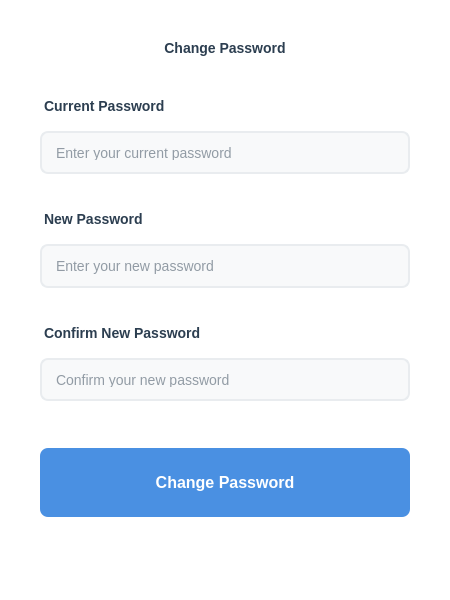
Patrickwalsh33/EPICFileShareClient, file FrontEnd/ProfilePage/profilepage.ui: the form before one commit.
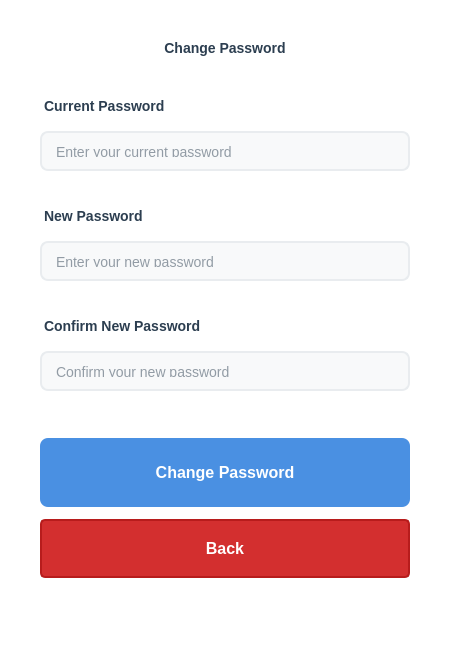
The form after the commit.

Commit message: adding a back button to profile page

What changed in the file:
```diff
--- a/FrontEnd/ProfilePage/profilepage.ui
+++ b/FrontEnd/ProfilePage/profilepage.ui
@@ -215,6 +215,22 @@
      </property>
     </widget>
    </item>
+   <item>
+    <widget class="QPushButton" name="backButton">
+     <property name="minimumSize">
+      <size>
+       <width>80</width>
+       <height>40</height>
+      </size>
+     </property>
+     <property name="styleSheet">
+      <string notr="true">background-color: #D32F2F; color: white; border: 2px solid #B71C1C; border-radius: 5px; padding: 5px; font-weight: bold;</string>
+     </property>
+     <property name="text">
+      <string>Back</string>
+     </property>
+    </widget>
+   </item>
    <item>
     <widget class="QLabel" name="messageLabel">
      <property name="styleSheet">
```
The commit also changes 2 other files.
